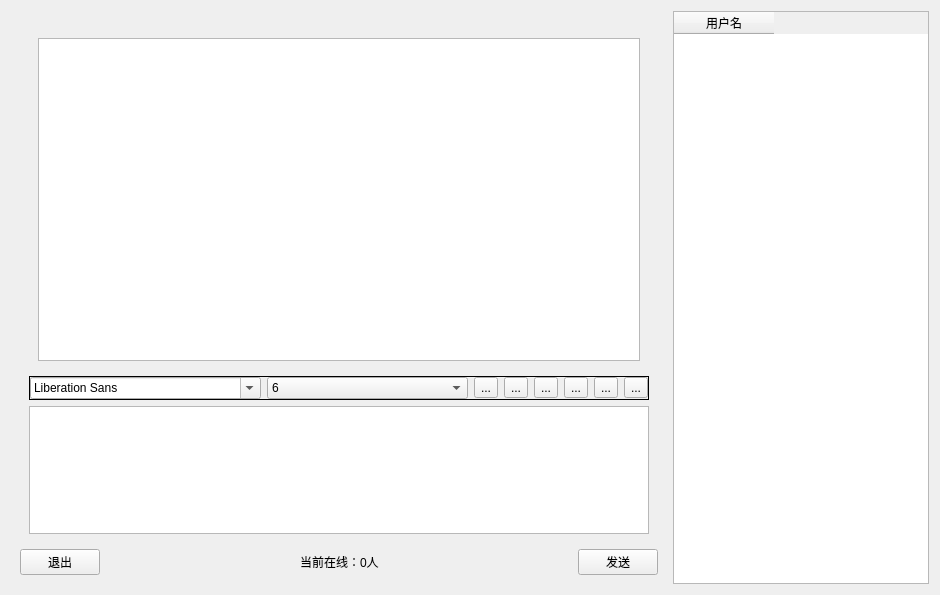
Qt form chatroom/chatroom/widget.ui (Ph0m1/xupt-linux-plan) before a commit.
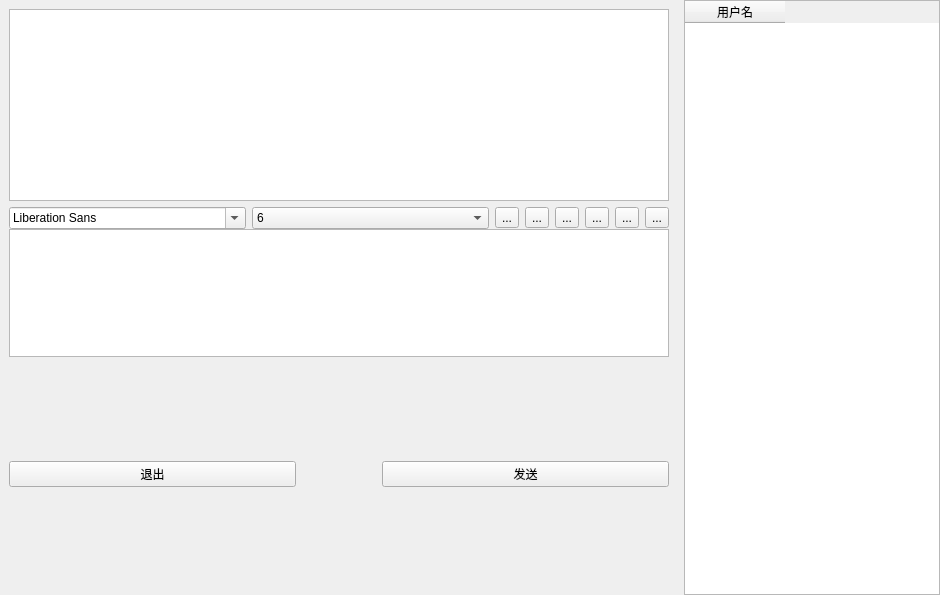
The same form after that commit. Icons and pictures are not drawn.

Diff of the .ui file:
```diff
--- a/chatroom/chatroom/widget.ui
+++ b/chatroom/chatroom/widget.ui
@@ -14,6 +14,18 @@
    <string>Widget</string>
   </property>
   <layout class="QHBoxLayout" name="horizontalLayout_5">
+   <property name="leftMargin">
+    <number>0</number>
+   </property>
+   <property name="topMargin">
+    <number>0</number>
+   </property>
+   <property name="rightMargin">
+    <number>0</number>
+   </property>
+   <property name="bottomMargin">
+    <number>0</number>
+   </property>
    <item>
     <widget class="QWidget" name="widget_8" native="true">
      <layout class="QHBoxLayout" name="horizontalLayout_4">
@@ -35,6 +47,21 @@
          <item>
           <widget class="QWidget" name="widget_5" native="true">
            <layout class="QVBoxLayout" name="verticalLayout_3">
+            <property name="spacing">
+             <number>0</number>
+            </property>
+            <property name="leftMargin">
+             <number>0</number>
+            </property>
+            <property name="topMargin">
+             <number>0</number>
+            </property>
+            <property name="rightMargin">
+             <number>0</number>
+            </property>
+            <property name="bottomMargin">
+             <number>0</number>
+            </property>
             <item>
              <widget class="QWidget" name="widget_3" native="true">
               <layout class="QVBoxLayout" name="verticalLayout">
@@ -53,6 +80,18 @@
                <item>
                 <widget class="QWidget" name="widget" native="true">
                  <layout class="QHBoxLayout" name="horizontalLayout">
+                  <property name="leftMargin">
+                   <number>0</number>
+                  </property>
+                  <property name="topMargin">
+                   <number>0</number>
+                  </property>
+                  <property name="rightMargin">
+                   <number>0</number>
+                  </property>
+                  <property name="bottomMargin">
+                   <number>0</number>
+                  </property>
                   <item>
                    <widget class="QTextBrowser" name="MsgBrowser">
                     <property name="sizePolicy">
@@ -69,7 +108,7 @@
                <item>
                 <widget class="QFrame" name="frame_2">
                  <property name="frameShape">
-                  <enum>QFrame::Shape::Box</enum>
+                  <enum>QFrame::NoFrame</enum>
                  </property>
                  <layout class="QHBoxLayout" name="horizontalLayout_2">
                   <property name="leftMargin">
@@ -155,7 +194,7 @@
                      <string>...</string>
                     </property>
                     <property name="icon">
-                     <iconset resource="log.qrc">
+                     <iconset>
                       <normaloff>:/Header/images/strong.png</normaloff>:/Header/images/strong.png</iconset>
                     </property>
                     <property name="iconSize">
@@ -178,7 +217,7 @@
                      <string>...</string>
                     </property>
                     <property name="icon">
-                     <iconset resource="log.qrc">
+                     <iconset>
                       <normaloff>:/Header/images/underline.png</normaloff>:/Header/images/underline.png</iconset>
                     </property>
                     <property name="iconSize">
@@ -201,7 +240,7 @@
                      <string>...</string>
                     </property>
                     <property name="icon">
-                     <iconset resource="log.qrc">
+                     <iconset>
                       <normaloff>:/Header/images/itallc.png</normaloff>:/Header/images/itallc.png</iconset>
                     </property>
                     <property name="iconSize">
@@ -247,7 +286,7 @@
                      <string>...</string>
                     </property>
                     <property name="icon">
-                     <iconset resource="log.qrc">
+                     <iconset>
                       <normaloff>:/Header/images/clear.png</normaloff>:/Header/images/clear.png</iconset>
                     </property>
                     <property name="iconSize">
@@ -270,7 +309,7 @@
                      <string>...</string>
                     </property>
                     <property name="icon">
-                     <iconset resource="log.qrc">
+                     <iconset>
                       <normaloff>:/Header/images/clike.png</normaloff>:/Header/images/clike.png</iconset>
                     </property>
                     <property name="iconSize">
@@ -351,9 +390,6 @@
             </item>
             <item>
              <spacer name="horizontalSpacer_3">
-              <property name="orientation">
-               <enum>Qt::Orientation::Horizontal</enum>
-              </property>
               <property name="sizeHint" stdset="0">
                <size>
                 <width>40</width>
@@ -362,18 +398,8 @@
               </property>
              </spacer>
             </item>
-            <item>
-             <widget class="QLabel" name="onlinepeople">
-              <property name="text">
-               <string>当前在线：0人</string>
-              </property>
-             </widget>
-            </item>
             <item>
              <spacer name="horizontalSpacer">
-              <property name="orientation">
-               <enum>Qt::Orientation::Horizontal</enum>
-              </property>
               <property name="sizeHint" stdset="0">
                <size>
                 <width>40</width>
```
